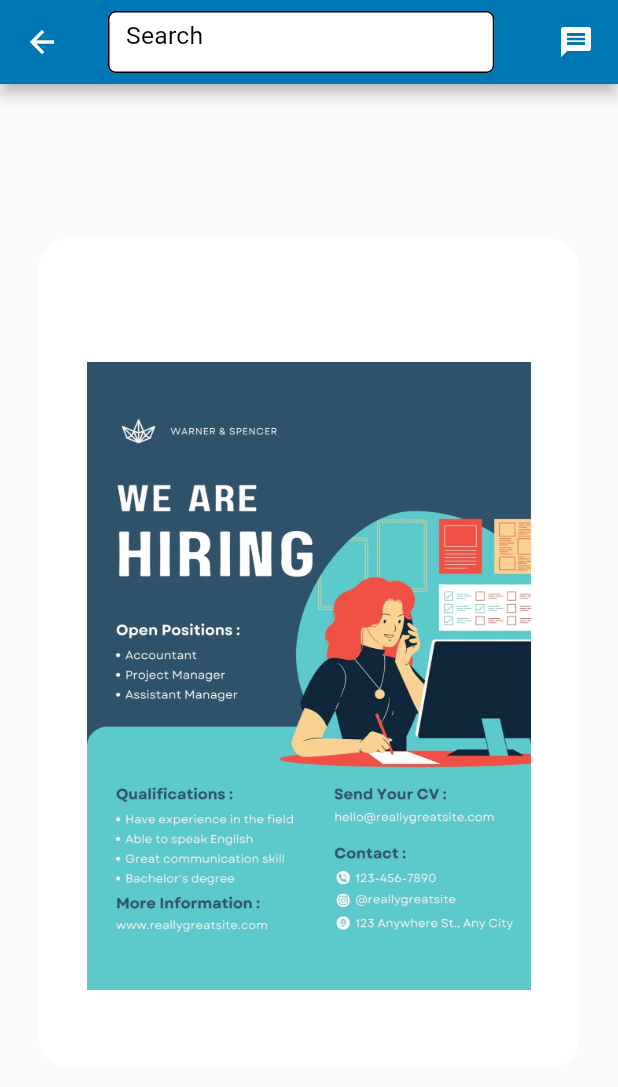
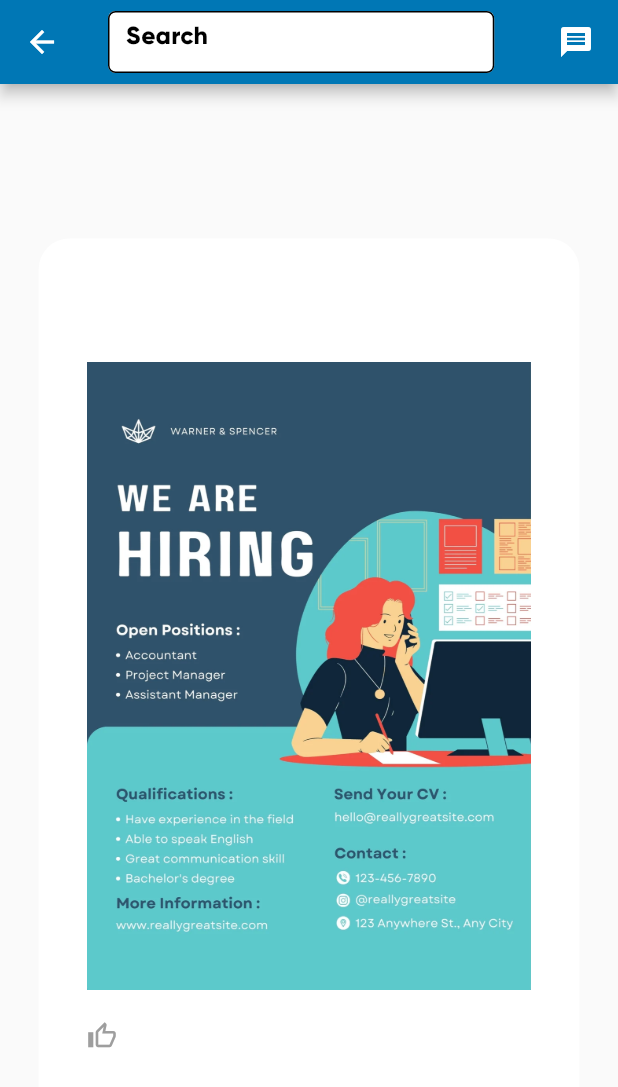
Before and after one commit to Akhil184/Login_page_linkedin, a Flutter app: the HomePage screen opened directly, on a phone screen of 412 x 824 dp. Shown: the top 1087 px of the screen. Run offline on Flutter 3.47's test engine with Material 2 defaults, Android fonts, the phone set to English and light mode, and no system bars; drawn by our look-alikes of like_button; our stand-ins replace flutter_screenutil.

Commit message:
add like button,change font style.

```diff
--- a/lib/screens/home_page.dart
+++ b/lib/screens/home_page.dart
@@ -1,5 +1,6 @@
 import 'package:flutter/material.dart';
 import 'package:flutter_screenutil/flutter_screenutil.dart';
+import 'package:like_button/like_button.dart';
 
 class HomePage extends StatefulWidget {
   const HomePage({Key? key}) : super(key: key);
@@ -80,8 +81,44 @@ class _HomePageState extends State<HomePage> {
                           SizedBox(
                             height: 30.h,
                           ),
-                          Image.asset('asset/img.png')
+                          Image.asset('asset/img.png',width:500.w,),
+                          SizedBox(height:20.h,),
+                          Row(
+                            children:[
+                          LikeButton(
+                            size:20,
+                            circleColor:
+                            CircleColor(start: Color(0xff00ddff), end: Color(0xff0099cc)),
+                            bubblesColor: BubblesColor(
+                              dotPrimaryColor: Color(0xff33b5e5),
+                              dotSecondaryColor: Color(0xff0099cc),
+                            ),
+                            likeBuilder: (bool isLiked) {
+                              return Icon(
+                                Icons.thumb_up_alt_outlined,
+                                color: isLiked ? Colors.deepPurpleAccent : Colors.grey,
+                                size:20,
+                              );
+                            },
+                            countBuilder: (int? count, bool isLiked, String text) {
+                              var color = isLiked ? Colors.deepPurpleAccent : Colors.grey;
+                              Widget result;
+                              if (count == 0) {
+                                result = Text(
+                                  "love",
+                                  style: TextStyle(color: color),
+                                );
+                              } else
+                                result = Text(
+                                  text,
+                                  style: TextStyle(color: color),
+                                );
+                              return result;
+                            },
+                          ),
                         ],
+                      ),
+                      ],
                       ),
                     ),
                   ],
--- a/pubspec.yaml
+++ b/pubspec.yaml
@@ -31,6 +31,7 @@ dependencies:
   flutter:
     sdk: flutter
   flutter_screenutil: ^5.5.4
+  like_button: ^2.0.5
 
 
   # The following adds the Cupertino Icons font to your application.
@@ -58,6 +59,11 @@ flutter:
   # included with your application, so that you can use the icons in
   # the material Icons class.
   uses-material-design: true
+
+  fonts:
+    - family: Gilroy
+      fonts:
+        - asset: fonts/Gilroy-ExtraBold.otf
 
   # To add assets to your application, add an assets section, like this:
   assets:
```
Also changed, not shown: lib/screens/login_page.dart (+12 -4 lines), fonts/Gilroy-ExtraBold.otf (added), fonts/Gilroy-Light.otf (added).
